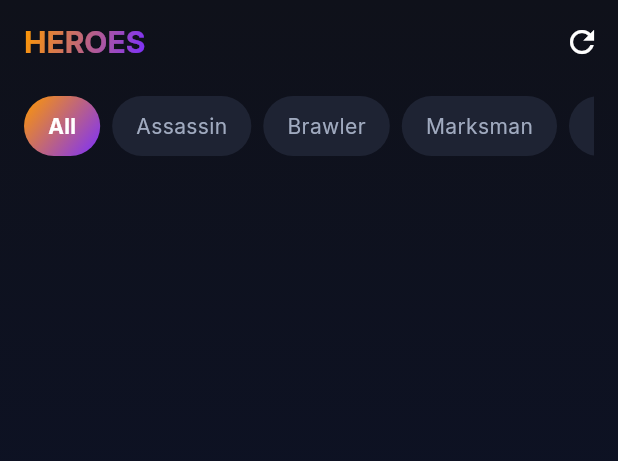
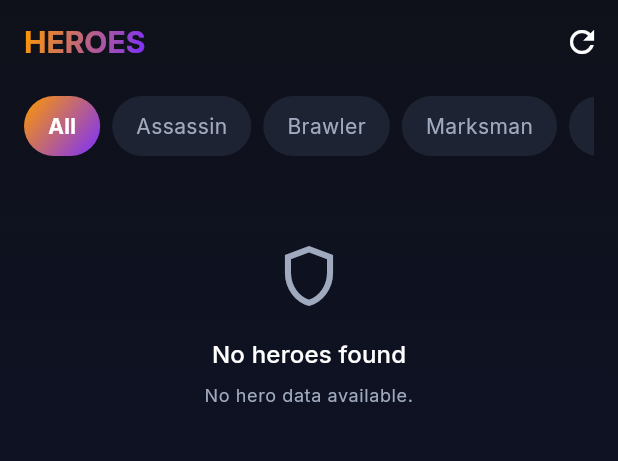
Before and after one commit to bradwbu/pauselock, a Flutter app: the HeroesPage screen opened by its route, in the side drawer, after a tap on the "refresh" icon, on a phone screen of 412 x 824 dp, the part 84-545 px from its top. Run offline on Flutter 3.47's test engine with Material 3 defaults, Android fonts, the phone set to English and light mode, and no system bars; our stand-ins replace flutter_animate, go_router, google_fonts, shared_preferences, shimmer; missing offline and left inert: serverpod; accounts and stored records are empty; network calls fail.

Commit message:
Add error handling states to home, builds, and heroes pages

```diff
--- a/pauselock-app/lib/src/pages/heroes/heroes_page.dart
+++ b/pauselock-app/lib/src/pages/heroes/heroes_page.dart
@@ -17,6 +17,7 @@ class _HeroesPageState extends State<HeroesPage> {
   final List<String> _roles = ['All', 'Assassin', 'Brawler', 'Marksman', 'Mystic'];
   List<dynamic> _heroes = [];
   bool _isLoading = true;
+  String? _error;
 
   @override
   void initState() {
@@ -25,12 +26,22 @@ class _HeroesPageState extends State<HeroesPage> {
   }
 
   Future<void> _loadHeroes() async {
-    setState(() => _isLoading = true);
-    final heroes = await PauselockClient.getAllHeroes();
     setState(() {
-      _heroes = heroes ?? [];
-      _isLoading = false;
+      _isLoading = true;
+      _error = null;
     });
+    try {
+      final heroes = await PauselockClient.getAllHeroes();
+      setState(() {
+        _heroes = heroes ?? [];
+        _isLoading = false;
+      });
+    } catch (e) {
+      setState(() {
+        _error = 'Failed to load heroes. Please try again.';
+        _isLoading = false;
+      });
+    }
   }
 
   List<dynamic> get _filteredHeroes {
@@ -78,6 +89,10 @@ class _HeroesPageState extends State<HeroesPage> {
                     delegate: SliverChildListDelegate(List.generate(9, (index) => _buildLoadingCard())),
                   ),
                 )
+              else if (_error != null)
+                SliverToBoxAdapter(child: _buildErrorState())
+              else if (_filteredHeroes.isEmpty)
+                SliverToBoxAdapter(child: _buildEmptyState())
               else
                 SliverPadding(
                   padding: const EdgeInsets.all(16),
@@ -114,6 +129,52 @@ class _HeroesPageState extends State<HeroesPage> {
       highlightColor: AppTheme.surfaceColor,
       child: Container(
         decoration: AppTheme.glassDecoration,
+      ),
+    );
+  }
+
+  Widget _buildErrorState() {
+    return Container(
+      padding: const EdgeInsets.all(48),
+      child: Column(
+        children: [
+          const Icon(Icons.error_outline, color: AppTheme.errorColor, size: 48),
+          const SizedBox(height: 16),
+          Text('Failed to load heroes',
+              style: Theme.of(context).textTheme.titleMedium),
+          const SizedBox(height: 8),
+          Text(_error ?? 'Something went wrong',
+              style: Theme.of(context).textTheme.bodySmall,
+              textAlign: TextAlign.center),
+          const SizedBox(height: 24),
+          ElevatedButton.icon(
+            onPressed: _loadHeroes,
+            icon: const Icon(Icons.refresh),
+            label: const Text('Retry'),
+          ),
+        ],
+      ),
+    );
+  }
+
+  Widget _buildEmptyState() {
+    return Container(
+      padding: const EdgeInsets.all(48),
+      child: Column(
+        children: [
+          const Icon(Icons.shield_outlined, color: AppTheme.textSecondary, size: 48),
+          const SizedBox(height: 16),
+          Text('No heroes found',
+              style: Theme.of(context).textTheme.titleMedium),
+          const SizedBox(height: 8),
+          Text(
+            _selectedRole == 'All'
+                ? 'No hero data available.'
+                : 'No heroes match the "$_selectedRole" filter.',
+            style: Theme.of(context).textTheme.bodySmall,
+            textAlign: TextAlign.center,
+          ),
+        ],
       ),
     );
   }
```
Also changed, not shown: pauselock-app/lib/src/pages/builds/builds_page.dart (+62 -1 lines), pauselock-app/lib/src/pages/home/home_page.dart (+42 -1 lines).
